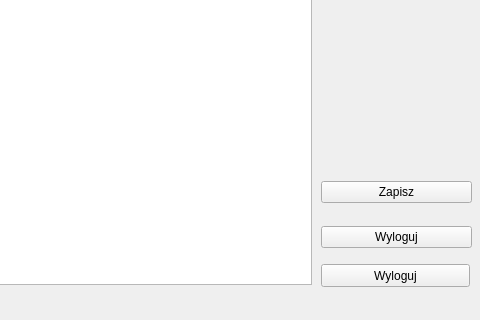
Qt form mainwindow.ui (KFugler/ProjektPk4) before a commit; both pictures show x 329 to 809 and y 286 to 606 of the 809 by 606 pixel window.
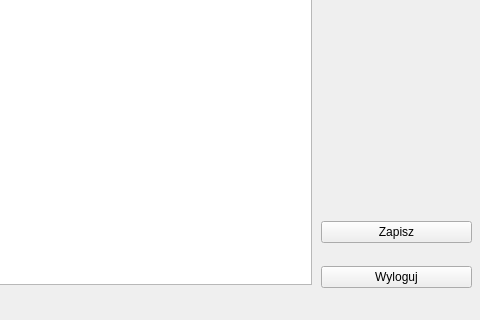
The same form after that commit.

Diff of the .ui file:
```diff
--- a/mainwindow.ui
+++ b/mainwindow.ui
@@ -157,7 +157,7 @@
     <property name="geometry">
      <rect>
       <x>650</x>
-      <y>450</y>
+      <y>490</y>
       <width>151</width>
       <height>101</height>
      </rect>
@@ -182,19 +182,6 @@
      </item>
     </layout>
    </widget>
-   <widget class="QPushButton" name="logoutButton">
-    <property name="geometry">
-     <rect>
-      <x>650</x>
-      <y>550</y>
-      <width>149</width>
-      <height>23</height>
-     </rect>
-    </property>
-    <property name="text">
-     <string>Wyloguj</string>
-    </property>
-   </widget>
   </widget>
  </widget>
  <resources/>
```
